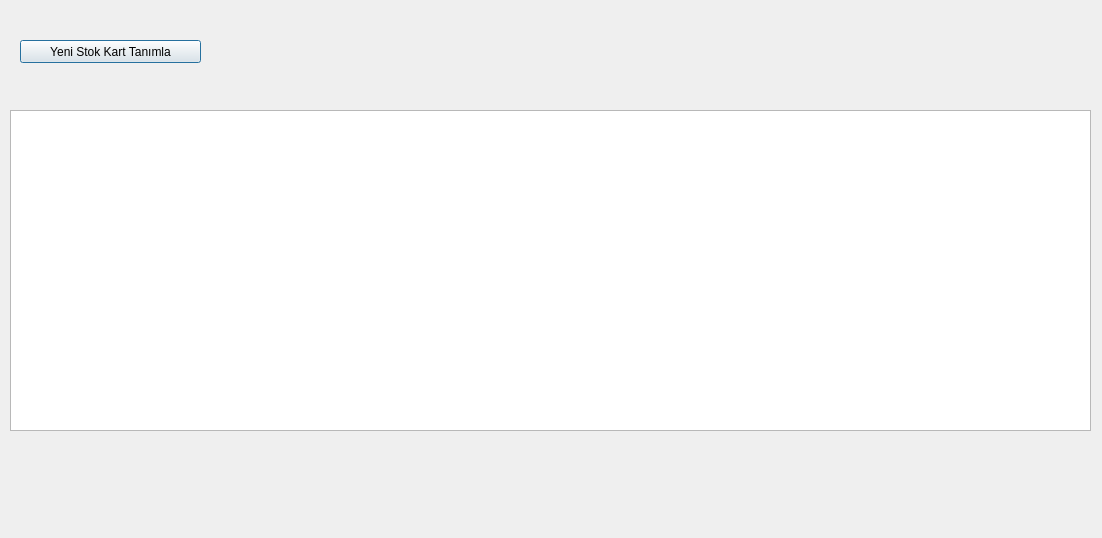
This is stok/stokmaindialog.ui in CMLDMR/Ressor as Qt 5 draws it before an edit. The edited form follows.
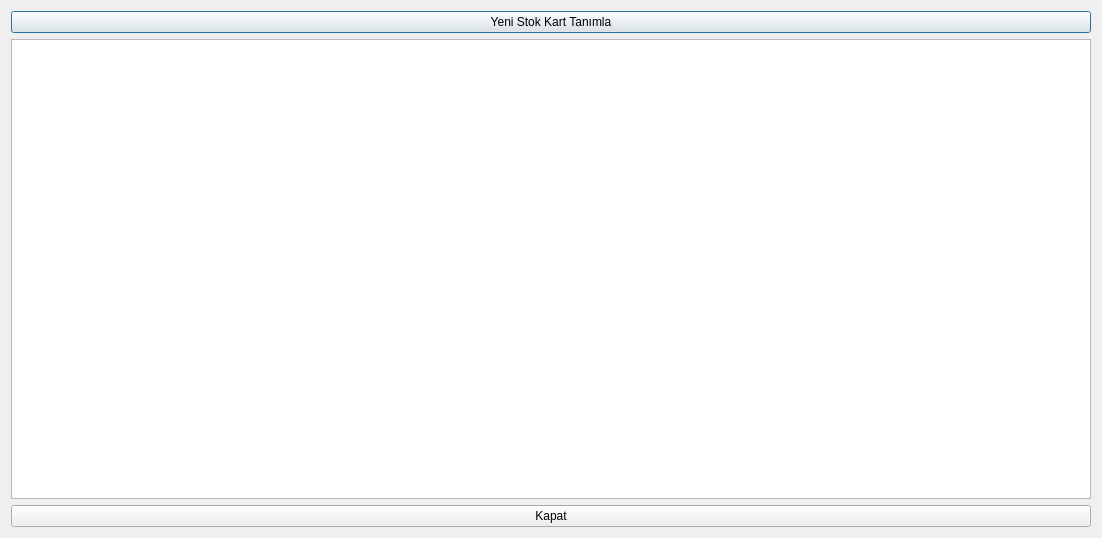
This is the edited form.

Commit message: Eski Alanlar Silindi.

The edit to the form file:
```diff
--- a/stok/stokmaindialog.ui
+++ b/stok/stokmaindialog.ui
@@ -13,29 +13,29 @@
   <property name="windowTitle">
    <string>Dialog</string>
   </property>
-  <widget class="QTableView" name="tableView_StokKartView">
-   <property name="geometry">
-    <rect>
-     <x>10</x>
-     <y>110</y>
-     <width>1081</width>
-     <height>321</height>
-    </rect>
-   </property>
-  </widget>
-  <widget class="QPushButton" name="pushButton_StokKartTanimla">
-   <property name="geometry">
-    <rect>
-     <x>20</x>
-     <y>40</y>
-     <width>181</width>
-     <height>23</height>
-    </rect>
-   </property>
-   <property name="text">
-    <string>Yeni Stok Kart Tanımla</string>
-   </property>
-  </widget>
+  <layout class="QVBoxLayout" name="verticalLayout">
+   <item>
+    <layout class="QGridLayout" name="gridLayout">
+     <item row="0" column="0">
+      <widget class="QPushButton" name="pushButton_StokKartTanimla">
+       <property name="text">
+        <string>Yeni Stok Kart Tanımla</string>
+       </property>
+      </widget>
+     </item>
+    </layout>
+   </item>
+   <item>
+    <widget class="QTableView" name="tableView_StokKartView"/>
+   </item>
+   <item>
+    <widget class="QPushButton" name="pushButton_Kapat">
+     <property name="text">
+      <string>Kapat</string>
+     </property>
+    </widget>
+   </item>
+  </layout>
  </widget>
  <resources/>
  <connections/>
```
Left out of the diff: 19 changed lines with no effect on the pictures. The commit also changes 2 other files.
